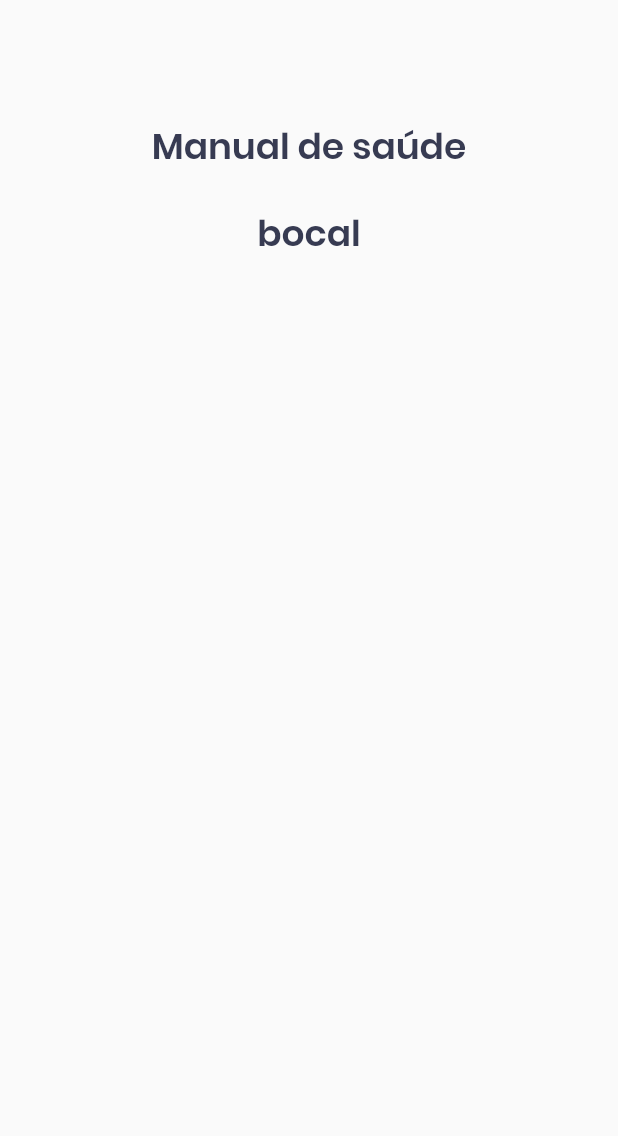
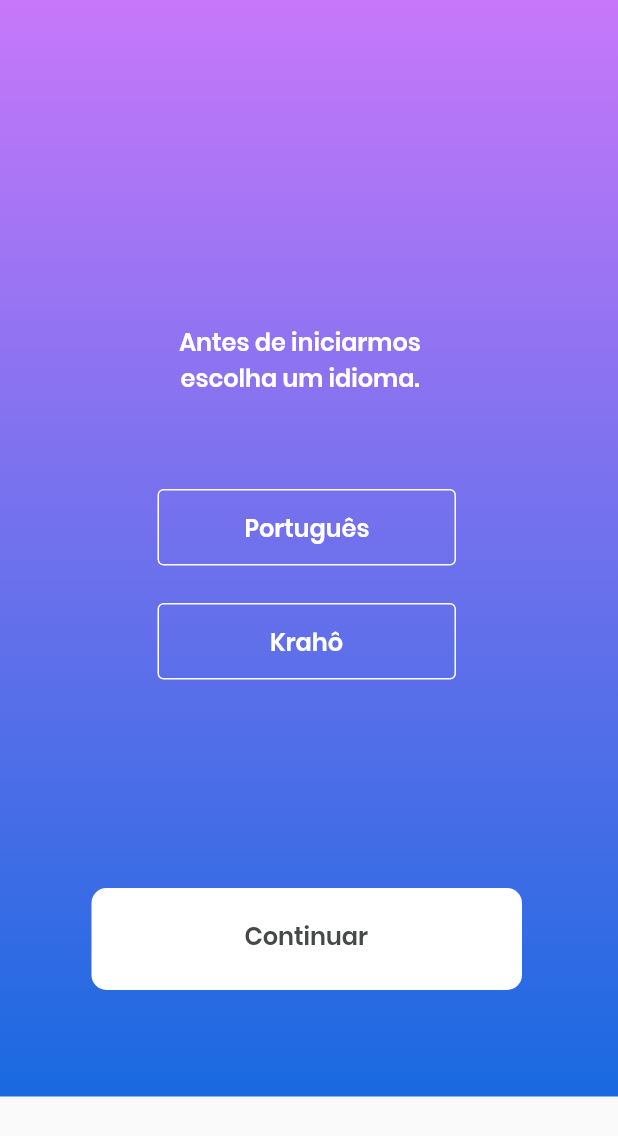
Before and after one commit to EliezerGino/krapp, a Flutter app: the HomePage screen opened directly, on a phone screen of 412 x 824 dp. Shown: the top 1136 px of the screen. Run offline on Flutter 3.47's test engine with Material 2 defaults, Android fonts, the phone set to English and light mode, and no system bars.

```diff
--- /dev/null
+++ b/lib/UI/material-app.dart
@@ -0,0 +1,17 @@
+
+import 'package:flutter/material.dart';
+import 'package:krapp/UI/pages/home.page.dart';
+
+class MyMaterialApp extends StatelessWidget {
+  @override
+  Widget build(BuildContext context) {
+    return MaterialApp(
+      title: 'imc',
+      debugShowCheckedModeBanner: false,
+      theme: ThemeData(
+        primarySwatch: Colors.blue,
+      ),
+      home: HomePage(),
+    );
+  }
+}
--- a/lib/android/pages/splashScreen.page.dart
+++ b/lib/UI/pages/home.page.dart
@@ -1,17 +1,16 @@
 import 'package:flutter/material.dart';
 
-class SplashScreen extends StatefulWidget {
+class HomePage extends StatefulWidget {
   @override
-  _SplashScreenState createState() => _SplashScreenState();
+  _HomePageState createState() => _HomePageState();
 }
 
-class _SplashScreenState extends State<SplashScreen> {
+class _HomePageState extends State<HomePage> {
   @override
   Widget build(BuildContext context) {
     return Scaffold(
       body: SingleChildScrollView(
-        child:// First Page
-          Container(
+        child:Container(
             width: double.infinity,
             height: 731,
             decoration: BoxDecoration(
@@ -21,7 +20,6 @@ class _SplashScreenState extends State<SplashScreen> {
                   colors: [ Color(0xffc678f9), Color(0xff1969e0)])
               ),
             child: Stack(children: [
-            // Button
             PositionedDirectional(
               top: 592,
               start: 61,
@@ -128,7 +126,7 @@ class _SplashScreenState extends State<SplashScreen> {
               start: 163,
               child:
                   SizedBox(
-                width: 82,
+                width: 85,
                 height: 24,
                 child:   Text(
                 "Português",
--- a/lib/android/pages/homePage.page.dart
+++ /dev/null
@@ -1,44 +0,0 @@
-import 'package:flutter/material.dart';
-
-class HomePage extends StatelessWidget {
-  @override
-  Widget build(BuildContext context) {
-    return Scaffold(
-      // appBar: AppBar(
-      //   title: Text("Enfeite"),
-      // ),
-
-      body: ListView(
-        children: <Widget>[
-          Padding(
-            padding: EdgeInsets.all(30),
-          ),
-          Padding(
-            padding: EdgeInsets.all(20),
-            child: Text(
-              "Manual de saúde",
-              textAlign: TextAlign.center,
-              style: TextStyle(
-                fontSize: 24,
-                fontFamily: 'Poppins',
-                color: Color(0xFF373B52),
-              ),
-            ),
-          ),
-          Padding(
-            padding: EdgeInsets.all(2),
-            child: Text(
-              "bocal",
-              textAlign: TextAlign.center,
-              style: TextStyle(
-                fontSize: 24,
-                fontFamily: 'Poppins',
-                color: Color(0xFF373B52),
-              ),
-            ),
-          ),
-        ],
-      ),
-    );
-  }
-}
--- a/lib/main.dart
+++ b/lib/main.dart
@@ -1,18 +1,5 @@
 import 'package:flutter/material.dart';
-import 'package:krapp/android/pages/splashScreen.page.dart';
 
-void main() => runApp(MyApp());
+import 'UI/material-app.dart';
 
-class MyApp extends StatelessWidget {
-  @override
-  Widget build(BuildContext context) {
-    return MaterialApp(
-      title: 'Flutter Demo',
-      debugShowCheckedModeBanner: false,
-      theme: ThemeData(
-        primarySwatch: Colors.blue,
-      ),
-      home: SplashScreen(),
-    );
-  }
-}
+void main() => runApp(MyMaterialApp());
```
